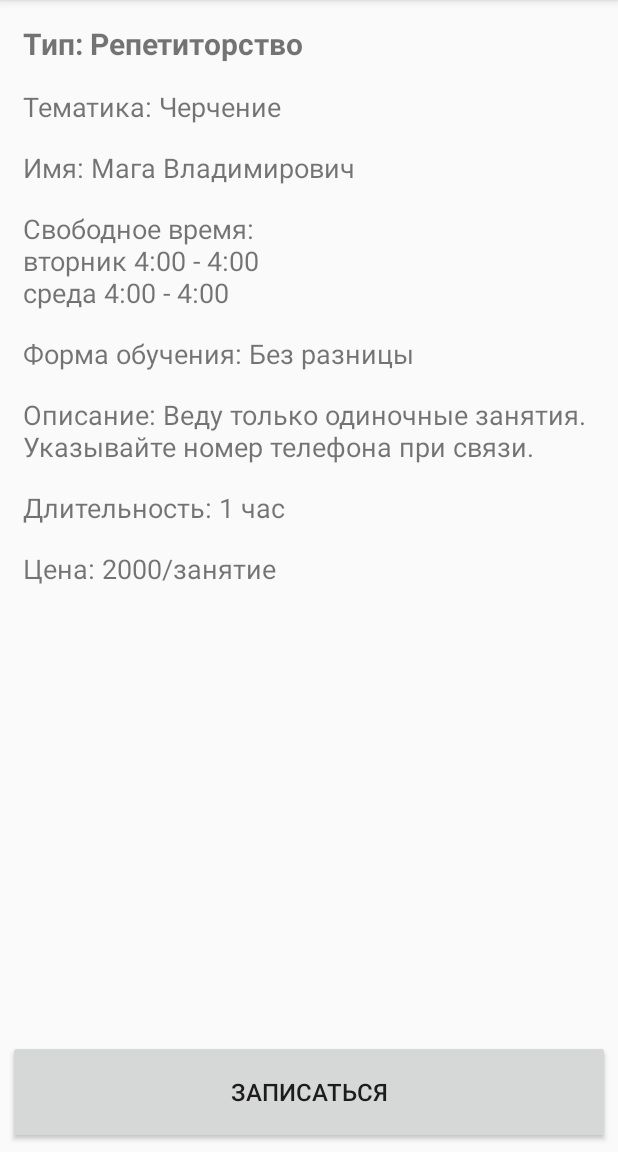
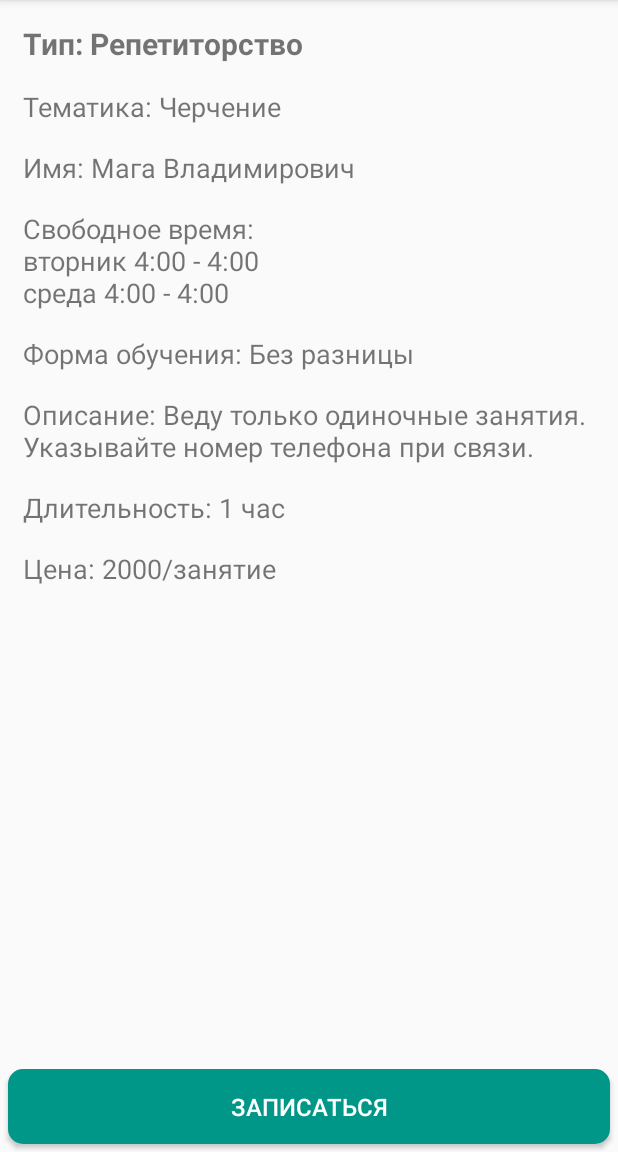
Before and after one commit to utachiwana/hakatoncase, an Android app: the HomeFragment screen opened directly, with no data from a screen before it, after a tap on "ПОДРОБНЕЕ", on a phone screen of 412 x 824 dp, the part 84-1236 px from its top. Run offline under Robolectric (Android 15) with nearby library versions, the phone set to English and light mode, and no system bars.

Commit message:
design button and numbPicker

```diff
--- /dev/null
+++ b/app/src/main/res/drawable/style_button.xml
@@ -0,0 +1,31 @@
+<?xml version="1.0" encoding="utf-8"?>
+<shape xmlns:tools="http://schemas.android.com/tools"
+    xmlns:android="http://schemas.android.com/apk/res/android"
+    tools:ignore="MissingDefaultResource">
+    <corners android:radius="@dimen/cornerRadius" />
+
+
+    <solid
+        android:color="@color/colorPrimary"/>
+    <!--&lt;!&ndash;    фон&ndash;&gt;-->
+    <!--    <gradient-->
+    <!--        android:startColor="#50C8C8C8"-->
+    <!--        android:endColor="#FFFFFF"-->
+    <!--        android:type="linear"-->
+    <!--        android:angle="270"/>-->
+
+    <!--&lt;!&ndash;    тень&ndash;&gt;-->
+    <!--    <gradient-->
+    <!--        android:endX="85.84757"-->
+    <!--        android:endY="92.4963"-->
+    <!--        android:startX="42.9492"-->
+    <!--        android:startY="49.59793"-->
+    <!--        android:type="linear">-->
+    <!--        <item-->
+    <!--            android:color="#44000000"-->
+    <!--            android:offset="0.0" />-->
+    <!--        <item-->
+    <!--            android:color="#00000000"-->
+    <!--            android:offset="1.0" />-->
+    <!--    </gradient>-->
+</shape>
--- /dev/null
+++ b/app/src/main/res/drawable/style_button_shape.xml
@@ -0,0 +1,4 @@
+<?xml version="1.0" encoding="utf-8"?>
+<selector xmlns:android="http://schemas.android.com/apk/res/android">
+
+</selector>
--- a/app/src/main/res/layout/activity_post_details.xml
+++ b/app/src/main/res/layout/activity_post_details.xml
@@ -1,6 +1,5 @@
 <?xml version="1.0" encoding="utf-8"?>
 <LinearLayout xmlns:android="http://schemas.android.com/apk/res/android"
-    xmlns:app="http://schemas.android.com/apk/res-auto"
     xmlns:tools="http://schemas.android.com/tools"
     android:layout_width="match_parent"
     android:layout_height="match_parent"
@@ -10,8 +9,8 @@
     <ScrollView
         android:layout_width="match_parent"
         android:layout_height="0dp"
-        android:padding="10dp"
-        android:layout_weight="10">
+        android:layout_weight="10"
+        android:padding="10dp">
 
         <LinearLayout
             android:layout_width="match_parent"
@@ -19,80 +18,82 @@
             android:orientation="vertical">
 
             <TextView
-                android:layout_marginBottom="5dp"
-                android:textStyle="bold"
                 android:id="@+id/details_type"
                 style="@style/CardTextStyle"
                 android:layout_width="match_parent"
                 android:layout_height="wrap_content"
-                android:textSize="20sp" />
+                android:layout_marginBottom="5dp"
+                android:textSize="20sp"
+                android:textStyle="bold" />
 
             <TextView
-                android:layout_marginBottom="5dp"
                 android:id="@+id/details_subject"
                 style="@style/CardTextStyle"
                 android:layout_width="match_parent"
                 android:layout_height="wrap_content"
+                android:layout_marginBottom="5dp"
                 android:textSize="18sp" />
 
             <TextView
-                android:layout_marginBottom="5dp"
                 android:id="@+id/details_author"
-                android:padding="5dp"
                 android:layout_width="match_parent"
                 android:layout_height="wrap_content"
+                android:layout_marginBottom="5dp"
+                android:padding="5dp"
                 android:textSize="18sp" />
 
             <TextView
-                android:layout_marginBottom="5dp"
                 android:id="@+id/details_time"
-                android:padding="5dp"
                 android:layout_width="match_parent"
                 android:layout_height="wrap_content"
+                android:layout_marginBottom="5dp"
+                android:padding="5dp"
                 android:textSize="18sp" />
 
             <TextView
-                android:layout_marginBottom="5dp"
                 android:id="@+id/details_form"
                 style="@style/CardTextStyle"
                 android:layout_width="match_parent"
                 android:layout_height="wrap_content"
+                android:layout_marginBottom="5dp"
                 android:textSize="18sp" />
 
             <TextView
-                android:layout_marginBottom="5dp"
                 android:id="@+id/details_text"
-                android:padding="5dp"
                 android:layout_width="match_parent"
                 android:layout_height="wrap_content"
+                android:layout_marginBottom="5dp"
+                android:padding="5dp"
                 android:textSize="18sp" />
 
             <TextView
-                android:layout_marginBottom="5dp"
                 android:id="@+id/details_duration"
                 style="@style/CardTextStyle"
                 android:layout_width="match_parent"
                 android:layout_height="wrap_content"
+                android:layout_marginBottom="5dp"
                 android:textSize="18sp" />
 
             <TextView
-                android:layout_marginBottom="5dp"
                 android:id="@+id/details_price"
                 style="@style/CardTextStyle"
                 android:layout_width="match_parent"
                 android:layout_height="wrap_content"
+                android:layout_marginBottom="5dp"
                 android:textSize="18sp" />
 
         </LinearLayout>
 
     </ScrollView>
+
     <Button
-        android:layout_margin="5dp"
         android:id="@+id/details_signup_button"
+        style="@style/myButtonAcceptRadius"
         android:layout_width="match_parent"
         android:layout_height="0dp"
-        android:layout_weight="1"
-        android:textSize="16sp"
-        android:text="@string/signup"/>
+        android:layout_margin="5dp"
+        android:layout_weight="0.7"
+        android:text="@string/signup"
+        android:textSize="16sp" />
 
 </LinearLayout>
--- a/app/src/main/res/layout/dialog_signup.xml
+++ b/app/src/main/res/layout/dialog_signup.xml
@@ -53,6 +53,7 @@
         android:paddingVertical="5dp"
         android:layout_gravity="center"
         android:paddingHorizontal="20dp"
+        style="@style/myButtonAcceptRadius"
         android:text="@string/signup"/>
 
 </LinearLayout>
--- a/app/src/main/res/layout/item_post_recycler.xml
+++ b/app/src/main/res/layout/item_post_recycler.xml
@@ -48,10 +48,11 @@
 
             <Button
                 android:id="@+id/item_left_button"
+                style="@style/myButtonAccept"
                 android:layout_width="match_parent"
                 android:layout_height="30dp"
                 android:layout_marginStart="10dp"
-                android:background="@color/colorAccept" />
+                tools:text="hjkl" />
 
         </LinearLayout>
 
--- a/app/src/main/res/values/colors.xml
+++ b/app/src/main/res/values/colors.xml
@@ -22,7 +22,7 @@
     <color name="colorDivider">#BDBDBD</color>
     <color name="colorDanger">#FF5252</color>
 
-    <color name="colorAccept">#A0FAC6</color>
+    <color name="colorAccept">#00B1A1</color>
     <color name="colorInfo">#FDEEA0</color>
 
 </resources>
--- a/app/src/main/res/values/styles.xml
+++ b/app/src/main/res/values/styles.xml
@@ -18,7 +18,13 @@
     </style>
 
     <style name="myButtonAccept">
-        <!--<item name="android:background">@color/colorPrimaryLight</item>-->
+        <item name="android:background">@color/colorPrimary</item>
+        <item name="android:textColor">#ffffff</item>
+    </style>
+
+    <style name="myButtonAcceptRadius">
+        <item name="android:background">@drawable/style_button</item>
+        <item name="android:textColor">#ffffff</item>
     </style>
 
     <style name="SplashTheme" parent="Theme.AppCompat.Light.DarkActionBar">
@@ -27,6 +33,8 @@
 
     </style>
 
+
+
     <style name="CardTextStyle">
         <item name="android:maxLines">1</item>
         <item name="android:ellipsize">end</item>
```
Also changed, not shown: app/src/main/java/com/utachiwana/athena/ui/menu/profile/ProfileFragment.java (+11 -0 lines), app/src/main/java/com/utachiwana/athena/ui/menu/profile/SelectTimeDialog.java (added, +125 -0 lines), app/src/main/res/layout/dialog_time_profile.xml (added, +92 -0 lines), app/src/main/res/layout/fragment_login.xml (+11 -11 lines), app/src/main/res/layout/fragment_logup.xml (+13 -12 lines), app/src/main/res/layout/fragment_repass.xml (+6 -5 lines), app/src/main/res/values/strings.xml (+37 -0 lines).
